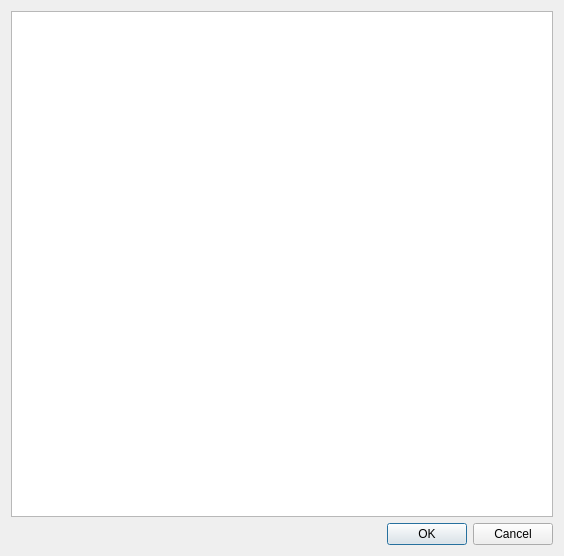
The window that main/gui_qt4/cheatdialog.ui (mupen64plus/mupen64plus-oldsvn) describes before a commit, drawn with Qt 5.
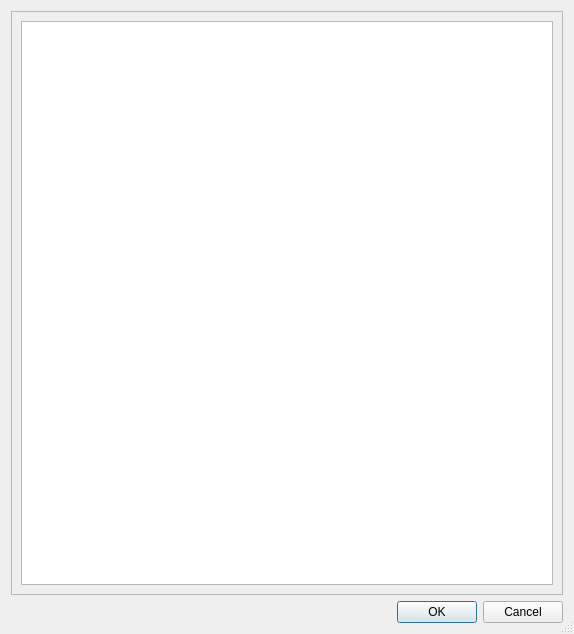
The same window after the commit.

```diff
--- a/main/gui_qt4/cheatdialog.ui
+++ b/main/gui_qt4/cheatdialog.ui
@@ -5,13 +5,25 @@
    <rect>
     <x>0</x>
     <y>0</y>
-    <width>564</width>
-    <height>556</height>
+    <width>574</width>
+    <height>634</height>
    </rect>
   </property>
   <property name="windowTitle" >
    <string>Cheats</string>
   </property>
+  <property name="sizeGripEnabled" >
+   <bool>true</bool>
+  </property>
+  <layout class="QVBoxLayout" name="verticalLayout_2" >
+   <item>
+    <widget class="QFrame" name="frame" >
+     <property name="frameShape" >
+      <enum>QFrame::StyledPanel</enum>
+     </property>
+     <property name="frameShadow" >
+      <enum>QFrame::Raised</enum>
+     </property>
   <layout class="QVBoxLayout" name="verticalLayout" >
    <item>
     <widget class="QTreeView" name="treeView" >
@@ -21,6 +33,9 @@
      <property name="headerHidden" >
       <bool>true</bool>
      </property>
+       </widget>
+      </item>
+     </layout>
     </widget>
    </item>
    <item>
```
Lines whose indentation alone changed are shown as unchanged.
